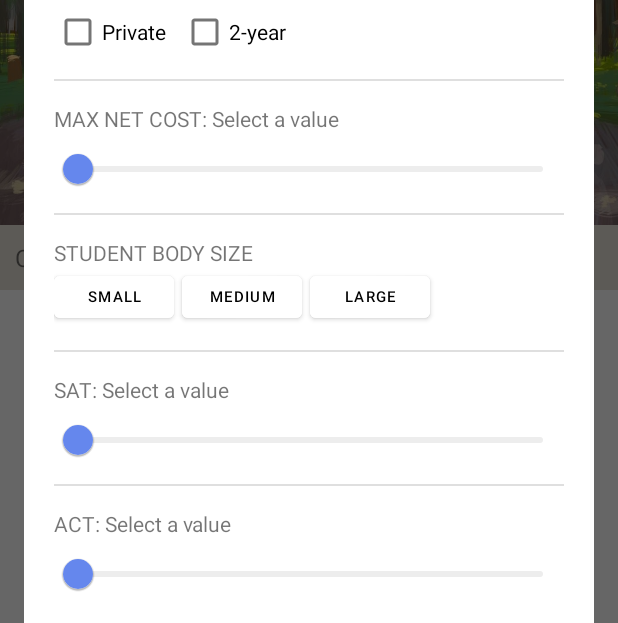
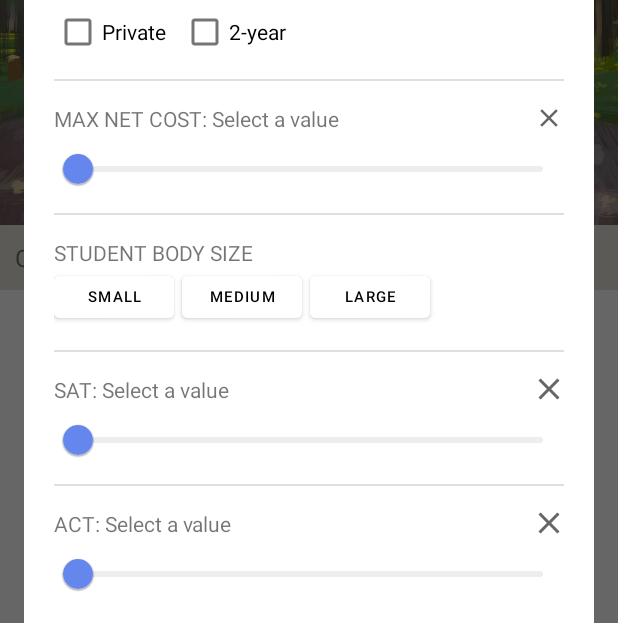
Before and after one commit to janelle-cheung/CoCo, an Android app: the fragment SearchFragment placed in its activity, after a tap on "Filter", on a phone screen of 412 x 824 dp. Shown: the part 309-932 px from the top of the screen. Run offline under Robolectric (Android 15) with nearby library versions, the light colour scheme and no system bars; libraries missing offline, so code that uses them is left out: com.codepath.asynchttpclient, com.parse, org.parceler; pictures from the network do not load; 7 statements that could not run were skipped.

Commit message:
Implemented college filtering with College API, and filters are saved after dialog closes

```diff
--- a/app/src/main/java/com/example/collegeconnect/fragments/SearchFragment.java
+++ b/app/src/main/java/com/example/collegeconnect/fragments/SearchFragment.java
@@ -17,6 +17,7 @@ import android.widget.AdapterView;
 import android.widget.ArrayAdapter;
 import android.widget.Button;
 import android.widget.CheckBox;
+import android.widget.ImageButton;
 import android.widget.TextView;
 import android.widget.Toast;
 
@@ -49,15 +50,29 @@ public class SearchFragment extends Fragment implements CollegeSuggestionsAdapte
 
     public static final String TAG = "SearchFragment";
     public static final String KEY_SEARCH_FRAG_COLLEGE_ID = "SearchFrag collegeId";
-    private static final int MIN_SAT_SCORE = 600;
-    private static final int MIN_ACT_SCORE = 12;
     private ArrayAdapter<String> arrayAdapter;
     private FragmentSearchBinding binding;
     private CollegeSuggestionsAdapter adapter;
     private List<College> collegeSuggestionsByCategory;
     private List<String> autocompleteSuggestionIds;
+    private String formattedCategory;
+    private JSONObject filtersJSON;
+    private String[] formattedCollegeCategoriesArray;
     String collegeId;
-    boolean suggestionClicked = false;
+    boolean autocompleteSuggestionClicked = false;
+
+    private boolean filterPublicChecked = false;
+    private boolean filterPrivateChecked = false;
+    private boolean filter4YearChecked = false;
+    private boolean filter2YearChecked = false;
+    private boolean filterSmallChecked = false;
+    private boolean filterMediumChecked = false;
+    private boolean filterLargeChecked = false;
+    private int filterMaxNetCost = -1;
+    private int filterSAT = -1;
+    private int filterACT = -1;
+    private static final int MIN_SAT_SCORE = 600;
+    private static final int MIN_ACT_SCORE = 12;
 
     @RequiresApi(api = Build.VERSION_CODES.O)
     @Override
@@ -74,7 +89,7 @@ public class SearchFragment extends Fragment implements CollegeSuggestionsAdapte
             @Override
             public void onClick(View v) {
                 String input = binding.aetCollegeAutoComplete.getText().toString();
-                if (input.isEmpty() || autocompleteSuggestionIds.isEmpty() || !suggestionClicked) {
+                if (input.isEmpty() || autocompleteSuggestionIds.isEmpty() || !autocompleteSuggestionClicked) {
                     return;
                 }
                 launchSearchResultActivity(collegeId);
@@ -96,7 +111,7 @@ public class SearchFragment extends Fragment implements CollegeSuggestionsAdapte
             @Override
             public void onTextChanged(CharSequence s, int start, int before, int count) {
                 getAutoComplete();
-                suggestionClicked = false;
+                autocompleteSuggestionClicked = false;
             }
 
             @Override
@@ -107,7 +122,7 @@ public class SearchFragment extends Fragment implements CollegeSuggestionsAdapte
             @Override
             public void onItemClick(AdapterView<?> parent, View view, int position, long id) {
                 collegeId = autocompleteSuggestionIds.get(position);
-                suggestionClicked = true;
+                autocompleteSuggestionClicked = true;
             }
         });
     }
@@ -160,24 +175,17 @@ public class SearchFragment extends Fragment implements CollegeSuggestionsAdapte
         binding.spnCategory.setAdapter(adapter);
 
         // Default suggestions category is "Best colleges"
-        String defaultCategory = getString(R.string.formatted_best_colleges_category);
-        getCollegeSuggestionsByCategory(defaultCategory);
+        formattedCategory = getString(R.string.formatted_best_colleges_category);
+        // Filters are defaulted to none
+        filtersJSON = new JSONObject();
+        formattedCollegeCategoriesArray = getResources().getStringArray(R.array.formatted_college_categories_array);
+        getCollegeSuggestionsByCategoryAndFilters();
 
         binding.spnCategory.setOnItemSelectedListener(new AdapterView.OnItemSelectedListener() {
             @Override
             public void onItemSelected(AdapterView<?> parent, View view, int position, long id) {
-                String selectedItem = parent.getItemAtPosition(position).toString();
-                if (selectedItem.equals(getString(R.string.readable_best_colleges_category))) {
-                    getCollegeSuggestionsByCategory(getString(R.string.formatted_best_colleges_category));
-                } else if (selectedItem.equals(getString(R.string.readable_best_value_category))) {
-                    getCollegeSuggestionsByCategory(getString(R.string.formatted_best_value_category));
-                } else if (selectedItem.equals(getString(R.string.readable_best_academics_category))) {
-                    getCollegeSuggestionsByCategory(getString(R.string.formatted_best_academics_category));
-                } else if (selectedItem.equals(getString(R.string.readable_best_student_life_category))) {
-                    getCollegeSuggestionsByCategory(getString(R.string.formatted_best_student_life_category));
-                } else if (selectedItem.equals(getString(R.string.readable_best_CS_category))) {
-                    getCollegeSuggestionsByCategory(getString(R.string.formatted_best_CS_category));
-                }
+                formattedCategory = formattedCollegeCategoriesArray[position];
+                getCollegeSuggestionsByCategoryAndFilters();
             }
             @Override
             public void onNothingSelected(AdapterView<?> parent) { }
@@ -186,8 +194,8 @@ public class SearchFragment extends Fragment implements CollegeSuggestionsAdapte
     }
 
     @RequiresApi(api = Build.VERSION_CODES.O)
-    private void getCollegeSuggestionsByCategory(String category) {
-        CollegeAIClient.getCollegeSuggestionsByCategory(category, new JsonHttpResponseHandler() {
+    private void getCollegeSuggestionsByCategoryAndFilters() {
+        CollegeAIClient.getCollegeSuggestionsByCategoryAndFilters(formattedCategory, filtersJSON, new JsonHttpResponseHandler() {
             @Override
             public void onSuccess(int statusCode, Headers headers, JSON json) {
                 JSONObject jsonObject = json.jsonObject;
@@ -235,77 +243,148 @@ public class SearchFragment extends Fragment implements CollegeSuggestionsAdapte
                 Button btnSmall = filterAlertDialog.findViewById(R.id.btnCollegeSmall);
                 Button btnMedium = filterAlertDialog.findViewById(R.id.btnCollegeMedium);
                 Button btnLarge = filterAlertDialog.findViewById(R.id.btnCollegeLarge);
+                ImageButton ibClearCost = filterAlertDialog.findViewById(R.id.ibClearCost);
+                ImageButton ibClearSAT = filterAlertDialog.findViewById(R.id.ibClearSAT);
+                ImageButton ibClearACT = filterAlertDialog.findViewById(R.id.ibClearACT);
+
+
+                // Set saved filters
+                if (filterPublicChecked) { cbxPublic.setChecked(true); }
+                if (filterPrivateChecked) { cbxPrivate.setChecked(true); }
+                if (filter4YearChecked) { cbx4Year.setChecked(true); }
+                if (filter2YearChecked) { cbx2Year.setChecked(true); }
+                if (filterSmallChecked) { btnSmall.setSelected(true); }
+                if (filterMediumChecked) { btnMedium.setSelected(true); }
+                if (filterLargeChecked) { btnLarge.setSelected(true); }
+                if (filterMaxNetCost == -1) {
+                    ibClearCost.setSelected(true);
+                } else {
+                    tvSliderCost.setText((String.format("%s: $%s", getString(R.string.college_cost), (int) filterMaxNetCost)));
+                    sliderCost.setValue(filterMaxNetCost);
+                }
+
+                if (filterSAT == -1) {
+                    ibClearSAT.setSelected(true);
+                } else {
+                    tvSliderSAT.setText((String.format("%s: %s", getString(R.string.SAT), (int) filterSAT)));
+                    sliderSAT.setValue(filterSAT);
+                }
+
+                if (filterACT == -1) {
+                    ibClearACT.setSelected(true);
+                } else {
+                    tvSliderACT.setText((String.format("%s: %s", getString(R.string.ACT), (int) filterACT)));
+                    sliderACT.setValue(filterACT);
+                }
+
+                Log.i(TAG, "clearACT.isSelected(): " + ibClearACT.isSelected());
 
                 btnSmall.setOnClickListener(new View.OnClickListener() {
                     @Override
-                    public void onClick(View v) {
-                        btnSmall.setSelected(!btnSmall.isSelected());
-                    }
+                    public void onClick(View v) { btnSmall.setSelected(!btnSmall.isSelected()); }
                 });
 
                 btnMedium.setOnClickListener(new View.OnClickListener() {
                     @Override
-                    public void onClick(View v) {
-                        btnMedium.setSelected(!btnMedium.isSelected());
-                    }
+                    public void onClick(View v) { btnMedium.setSelected(!btnMedium.isSelected()); }
                 });
 
                 btnLarge.setOnClickListener(new View.OnClickListener() {
                     @Override
-                    public void onClick(View v) {
-                        btnLarge.setSelected(!btnLarge.isSelected());
+                    public void onClick(View v) { btnLarge.setSelected(!btnLarge.isSelected()); }
+                });
+
+                sliderCost.addOnChangeListener(new Slider.OnChangeListener() {
+                    @Override
+                    public void onValueChange(@NonNull @NotNull Slider slider, float value, boolean fromUser) {
+                        tvSliderCost.setText((String.format("%s: $%s", getString(R.string.college_cost), (int) value)));
+                        ibClearCost.setSelected(false);
                     }
                 });
 
-                // If max net cost slider is set to 0, make slider gray and don't filter with max net cost
-                sliderCost.addOnChangeListener(new Slider.OnChangeListener() {
+                sliderSAT.addOnChangeListener(new Slider.OnChangeListener() {
                     @Override
                     public void onValueChange(@NonNull @NotNull Slider slider, float value, boolean fromUser) {
-                        String maxNetCostPrompt = getString(R.string.college_cost);
-                        tvSliderCost.setText(String.format("%s: $%s", maxNetCostPrompt, (int) value));
-                        if (value > 0) {
-                            sliderCost.setThumbStrokeColor(ColorStateList.valueOf(0x04C4CFF));
-                        } else {
-                            sliderCost.setThumbStrokeColor(ColorStateList.valueOf(0xFFAAAAAA));
-                        }
+                        tvSliderSAT.setText((String.format("%s: %s", getString(R.string.SAT), (int) value)));
+                        ibClearSAT.setSelected(false);
                     }
                 });
 
-                // If SAT slider is set to 600, make slider gray and don't filter with SAT score
-                sliderSAT.addOnChangeListener(new Slider.OnChangeListener() {
+                sliderACT.addOnChangeListener(new Slider.OnChangeListener() {
                     @Override
                     public void onValueChange(@NonNull @NotNull Slider slider, float value, boolean fromUser) {
-                        tvSliderSAT.setText(String.format("SAT: %s", (int) value));
-                        if (value > MIN_SAT_SCORE) {
-                            sliderSAT.setThumbStrokeColor(ColorStateList.valueOf(Color.parseColor("#4C4CFF")));
-                        } else {
-                            sliderSAT.setThumbStrokeColor(ColorStateList.valueOf(Color.parseColor("#FFAAAAAA")));
-                        }
+                        tvSliderACT.setText((String.format("%s: %s", getString(R.string.ACT), (int) value)));
+                        ibClearACT.setSelected(false);
                     }
                 });
 
-                // If ACT slider is set to 12, make slider gray and don't filter with ACT score
-                sliderACT.addOnChangeListener(new Slider.OnChangeListener() {
+                ibClearCost.setOnClickListener(new View.OnClickListener() {
                     @Override
-                    public void onValueChange(@NonNull @NotNull Slider slider, float value, boolean fromUser) {
-                        tvSliderACT.setText(String.format("ACT: %s", (int) value));
-                        if (value > MIN_ACT_SCORE) {
-                            sliderACT.setThumbStrokeColor(ColorStateList.valueOf(Color.parseColor("#4C4CFF")));
-                        } else {
-                            sliderACT.setThumbStrokeColor(ColorStateList.valueOf(Color.parseColor("#FFAAAAAA")));
-                        }
+                    public void onClick(View v) {
+                        ibClearCost.setSelected(true);
+                        tvSliderCost.setText(getString(R.string.college_cost_hint));
+                        sliderCost.setValue(0);
+                    }
+                });
+
+                ibClearSAT.setOnClickListener(new View.OnClickListener() {
+                    @Override
+                    public void onClick(View v) {
+                        ibClearSAT.setSelected(true);
+                        sliderSAT.setValue(MIN_SAT_SCORE);
+                        tvSliderSAT.setText(getString(R.string.sat_slider_hint));
+                    }
+                });
+
+                ibClearACT.setOnClickListener(new View.OnClickListener() {
+                    @Override
+                    public void onClick(View v) {
+                        sliderACT.setValue(MIN_ACT_SCORE);
+                        tvSliderACT.setText(getString(R.string.act_slider_hint));
+                        ibClearACT.setSelected(true);
                     }
                 });
 
                 // Apply button: send data from the AlertDialog to the Activity
                 builder.setPositiveButton(getString(R.string.apply), new DialogInterface.OnClickListener() {
+                            @RequiresApi(api = Build.VERSION_CODES.O)
                             @Override
                             public void onClick(DialogInterface dialog, int which) {
-                                sendDialogDataToFragment(cbxPublic.isChecked(), cbxPrivate.isChecked(),
-                                                        cbx4Year.isChecked(), cbx2Year.isChecked(),
-                                                        (int) sliderCost.getValue(),
-                                                        (int) sliderSAT.getValue(),
-                                                        (int) sliderACT.getValue());
+                                filterPublicChecked = cbxPublic.isChecked();
+                                filterPrivateChecked = cbxPrivate.isChecked();
+                                filter4YearChecked = cbx4Year.isChecked();
+                                filter2YearChecked = cbx2Year.isChecked();
+                                filterSmallChecked = btnSmall.isSelected();
+                                filterMediumChecked = btnMedium.isSelected();
+                                filterLargeChecked = btnLarge.isSelected();
+                                if (ibClearCost.isSelected()) { filterMaxNetCost = -1; }
+                                else { filterMaxNetCost = (int) sliderCost.getValue(); }
+
+                                if (ibClearSAT.isSelected()) { filterSAT = -1; }
+                                else { filterSAT = (int) sliderSAT.getValue(); }
+
+                                if (ibClearACT.isSelected()) { filterACT = -1; }
+                                else { filterACT = (int) sliderACT.getValue(); }
+
+                                filtersJSON = CollegeAIClient.createFiltersJSONObject(
+                                        filterPublicChecked, filterPrivateChecked,
+                                        filter4YearChecked, filter2YearChecked,
+                                        filterSmallChecked, filterMediumChecked, filterLargeChecked,
+                                        filterMaxNetCost, filterSAT, filterACT);
+                                getCollegeSuggestionsByCategoryAndFilters();
+
+                                int numFiltersApplied = 0;
+                                if (cbxPublic.isChecked() || cbxPrivate.isChecked() || cbx4Year.isChecked() || cbx2Year.isChecked()) numFiltersApplied++;
+                                if (btnSmall.isSelected() || btnMedium.isSelected() || btnLarge.isSelected()) numFiltersApplied++;
+                                if (!ibClearCost.isSelected()) numFiltersApplied++;
+                                if (!ibClearSAT.isSelected()) numFiltersApplied++;
+                                if (!ibClearACT.isSelected()) numFiltersApplied++;
+                                if (numFiltersApplied > 0) {
+                                    binding.tvFilterCount.setText(String.valueOf(numFiltersApplied));
+                                    binding.tvFilterCount.setVisibility(View.VISIBLE);
+                                } else {
+                                    binding.tvFilterCount.setVisibility(View.GONE);
+                                }
                             }
                         }
                 );
@@ -326,13 +405,6 @@ public class SearchFragment extends Fragment implements CollegeSuggestionsAdapte
         });
     }
 
-    private void sendDialogDataToFragment(boolean filterPublic, boolean filterPrivate,
-                                          boolean filter4Year, boolean filter2Year,
-                                          int maxCost, int SAT, int ACT) {
-        Toast.makeText(getContext(), String.valueOf(maxCost), Toast.LENGTH_SHORT).show();
-        Toast.makeText(getContext(), String.valueOf(filterPublic), Toast.LENGTH_SHORT).show();
-    }
-
     private void launchSearchResultActivity(String collegeId) {
         Intent i = new Intent(getContext(), SearchResultActivity.class);
         i.putExtra(KEY_SEARCH_FRAG_COLLEGE_ID, collegeId);
--- /dev/null
+++ b/app/src/main/res/drawable/circle.xml
@@ -0,0 +1,12 @@
+<shape xmlns:android="http://schemas.android.com/apk/res/android">
+
+    <solid android:color="#FF934B" />
+
+    <size
+        android:height="20dp"
+        android:width="20dp" />
+
+    <corners
+        android:radius="20dp"/>
+
+</shape>
--- /dev/null
+++ b/app/src/main/res/drawable/ic_baseline_clear_24.xml
@@ -0,0 +1,10 @@
+<vector xmlns:android="http://schemas.android.com/apk/res/android"
+    android:width="24dp"
+    android:height="24dp"
+    android:viewportWidth="24"
+    android:viewportHeight="24"
+    android:tint="?attr/colorControlNormal">
+  <path
+      android:fillColor="@android:color/white"
+      android:pathData="M19,6.41L17.59,5 12,10.59 6.41,5 5,6.41 10.59,12 5,17.59 6.41,19 12,13.41 17.59,19 19,17.59 13.41,12z"/>
+</vector>
--- a/app/src/main/res/layout/filter_alert_dialog.xml
+++ b/app/src/main/res/layout/filter_alert_dialog.xml
@@ -70,10 +70,22 @@
 
     <TextView
         android:id="@+id/tvSliderCost"
-        android:layout_width="match_parent"
+        android:layout_width="wrap_content"
         android:layout_height="wrap_content"
         android:layout_below="@id/line1"
         android:text="@string/college_cost_hint" />
+
+    <ImageButton
+        android:id="@+id/ibClearCost"
+        android:layout_width="20dp"
+        android:layout_height="20dp"
+        android:padding="20dp"
+        android:layout_alignBottom="@+id/tvSliderCost"
+        android:layout_alignParentEnd="true"
+        android:backgroundTint="@color/white"
+        android:scaleType="centerInside"
+        android:foreground="?android:attr/selectableItemBackground"
+        app:srcCompat="@drawable/ic_baseline_clear_24" />
 
     <com.google.android.material.slider.Slider
         android:id="@+id/sliderCost"
@@ -153,10 +165,21 @@
 
     <TextView
         android:id="@+id/tvSliderSAT"
-        android:layout_width="match_parent"
+        android:layout_width="wrap_content"
         android:layout_height="wrap_content"
         android:layout_below="@id/line3"
         android:text="@string/sat_slider_hint" />
+
+    <ImageButton
+        android:id="@+id/ibClearSAT"
+        android:layout_width="20dp"
+        android:layout_height="20dp"
+        android:padding="20dp"
+        android:layout_alignBottom="@+id/tvSliderSAT"
+        android:layout_alignParentEnd="true"
+        android:backgroundTint="@color/white"
+        android:foreground="?android:attr/selectableItemBackground"
+        app:srcCompat="@drawable/ic_baseline_clear_24" />
 
     <com.google.android.material.slider.Slider
         android:id="@+id/sliderSAT"
@@ -184,10 +207,21 @@
 
     <TextView
         android:id="@+id/tvSliderACT"
-        android:layout_width="match_parent"
+        android:layout_width="wrap_content"
         android:layout_height="wrap_content"
         android:layout_below="@+id/line4"
         android:text="@string/act_slider_hint" />
+
+    <ImageButton
+        android:id="@+id/ibClearACT"
+        android:layout_width="20dp"
+        android:layout_height="20dp"
+        android:padding="20dp"
+        android:layout_alignBottom="@+id/tvSliderACT"
+        android:layout_alignParentEnd="true"
+        android:backgroundTint="@color/white"
+        android:foreground="?android:attr/selectableItemBackground"
+        app:srcCompat="@drawable/ic_baseline_clear_24" />
 
     <com.google.android.material.slider.Slider
         android:id="@+id/sliderACT"
--- a/app/src/main/res/layout/fragment_search.xml
+++ b/app/src/main/res/layout/fragment_search.xml
@@ -23,9 +23,10 @@
             app:srcCompat="@drawable/search_background" />
 
         <RelativeLayout
-            android:layout_width="wrap_content"
+            android:layout_width="match_parent"
             android:layout_height="wrap_content"
-            android:layout_centerInParent="true">
+            android:layout_centerInParent="true"
+            android:gravity="center">
 
             <AutoCompleteTextView
                 android:id="@+id/aetCollegeAutoComplete"
@@ -55,10 +56,25 @@
                 android:layout_alignTop="@+id/aetCollegeAutoComplete"
                 android:text="@string/filter"
                 android:textAllCaps="false"
-                android:backgroundTint="@color/quantum_amber50"
+                android:backgroundTint="#FFE97D"
                 android:letterSpacing=".02"
                 android:textColor="#6E6A6A"
+                android:foreground="?android:attr/selectableItemBackground"
                 android:textSize="12sp" />
+
+            <TextView
+                android:id="@+id/tvFilterCount"
+                android:layout_width="wrap_content"
+                android:layout_height="wrap_content"
+                android:gravity="center"
+                android:layout_alignTop="@+id/btnFilter"
+                android:layout_alignEnd="@+id/btnFilter"
+                android:layout_marginEnd="-10dp"
+                android:background="@drawable/circle"
+                android:textSize="12sp"
+                android:translationZ="5dp"
+                android:visibility="gone"
+                android:hint="0" />
         </RelativeLayout>
 
     </RelativeLayout>
--- a/app/src/main/res/values/strings.xml
+++ b/app/src/main/res/values/strings.xml
@@ -75,6 +75,8 @@
     <string name="type_public">Public</string>
     <string name="type_private">Private</string>
     <string name="college_cost">MAX NET COST</string>
+    <string name="SAT">SAT</string>
+    <string name="ACT">ACT</string>
     <string name="college_cost_hint">MAX NET COST: Select a value</string>
     <string name="sat_slider_hint">SAT: Select a value</string>
     <string name="act_slider_hint">ACT: Select a value</string>
@@ -112,6 +114,14 @@
         <item>@string/readable_best_CS_category</item>
     </string-array>
 
+    <string-array name="formatted_college_categories_array">
+        <item>@string/formatted_best_colleges_category</item>
+        <item>@string/formatted_best_academics_category</item>
+        <item>@string/formatted_best_value_category</item>
+        <item>@string/formatted_best_student_life_category</item>
+        <item>@string/formatted_best_CS_category</item>
+    </string-array>
+
     <string name="readable_best_colleges_category">Best colleges</string>
     <string name="readable_best_value_category">Best value</string>
     <string name="readable_best_academics_category">Best academics</string>
```
Also changed, not shown: app/src/main/java/com/example/collegeconnect/CollegeAIClient.java (+45 -6 lines).
